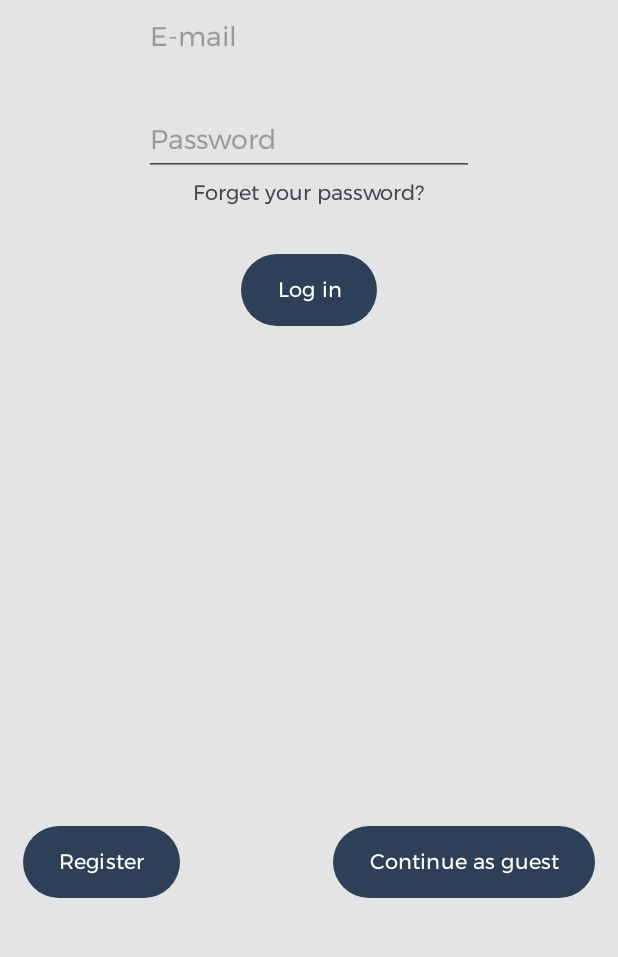
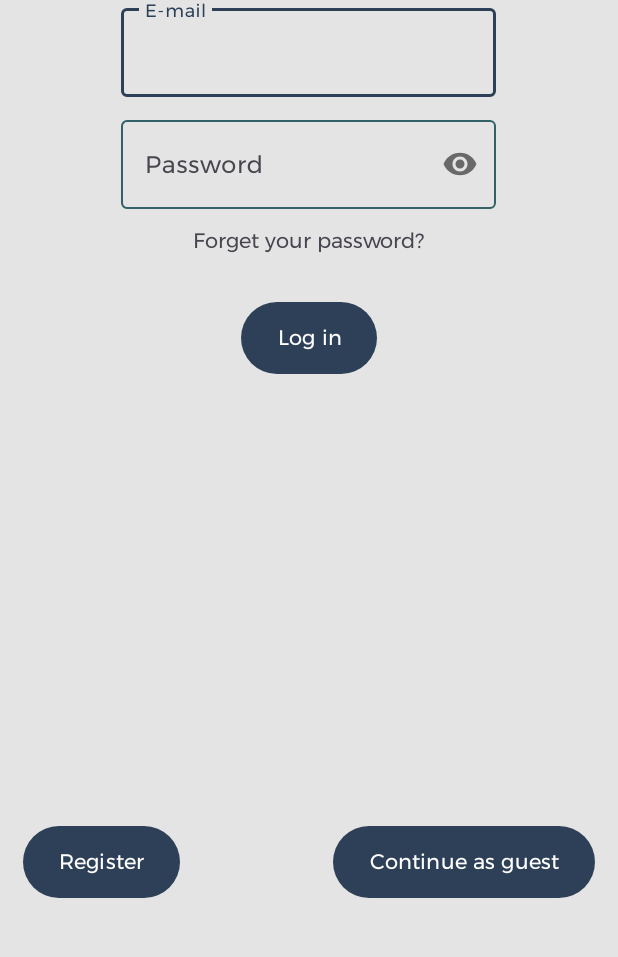
Before and after one commit to Olivera2708/Bookify-mobile, an Android app: the LoginActivity screen opened directly, with no data from a screen before it, on a phone screen of 412 x 824 dp, the part 270-1227 px from its top. Run offline under Robolectric (Android 15) with nearby library versions, the phone set to English and light mode, and no system bars.

Commit message:
Changed text fields design

```diff
--- a/app/src/main/res/layout/activity_login.xml
+++ b/app/src/main/res/layout/activity_login.xml
@@ -27,32 +27,43 @@
             android:gravity="center_horizontal"
             android:orientation="vertical">
 
-            <EditText
+            <com.google.android.material.textfield.TextInputLayout
+                android:layout_width="250dp"
+                android:layout_height="wrap_content"
+                android:hint="E-mail">
+
+                <com.google.android.material.textfield.TextInputEditText
                     android:id="@+id/editTextTextEmailAddress"
-                android:layout_width="wrap_content"
-                android:layout_height="wrap_content"
+                    android:layout_width="match_parent"
+                    android:layout_height="match_parent"
                     android:layout_marginBottom="10dp"
                     android:ems="10"
-                android:hint="E-mail"
                     android:inputType="textEmailAddress"
                     tools:layout_editor_absoluteX="91dp"
                     tools:layout_editor_absoluteY="142dp" />
+            </com.google.android.material.textfield.TextInputLayout>
 
-            <EditText
+            <com.google.android.material.textfield.TextInputLayout
+                android:layout_width="250dp"
+                android:layout_height="wrap_content"
+                android:hint="Password"
+                app:passwordToggleEnabled="true">
+
+                <com.google.android.material.textfield.TextInputEditText
                     android:id="@+id/editTextTextPassword"
-                android:layout_width="wrap_content"
-                android:layout_height="wrap_content"
+                    android:layout_width="match_parent"
+                    android:layout_height="match_parent"
                     android:layout_marginTop="10dp"
                     android:ems="10"
-                android:hint="Password"
-                android:inputType="textPassword"
-                tools:layout_editor_absoluteX="91dp"
-                tools:layout_editor_absoluteY="244dp" />
+                    android:inputType="textPassword" />
+
+            </com.google.android.material.textfield.TextInputLayout>
 
             <TextView
                 android:id="@+id/textView"
                 android:layout_width="wrap_content"
                 android:layout_height="wrap_content"
+                android:layout_marginTop="10dp"
                 android:clickable="true"
                 android:onClick="openForgotPasswordActivity"
                 android:text="@string/forget_password" />
```
Also changed, not shown: app/src/main/res/layout/activity_forgot_password.xml (+16 -10 lines). Lines whose indentation alone changed are shown as unchanged.
